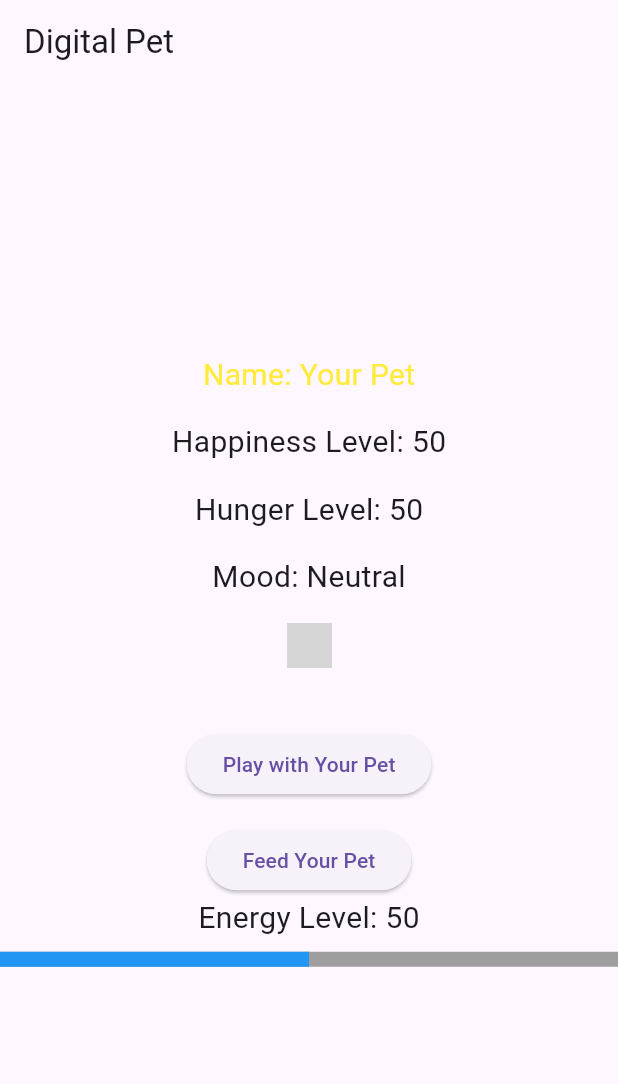
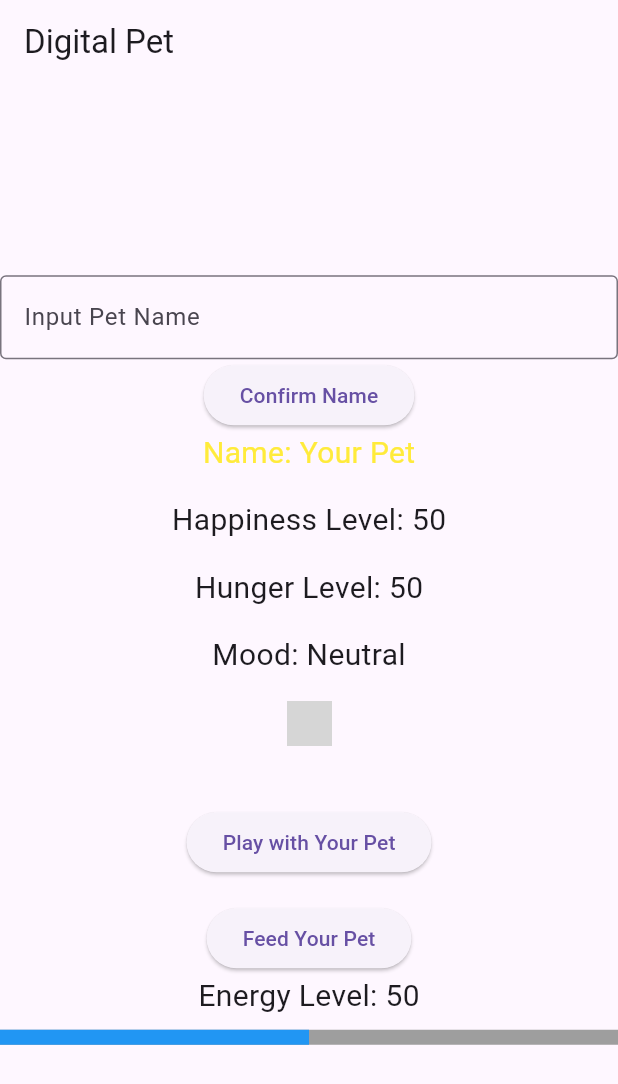
Before and after one commit to Evelyyn-14/class_act05, a Flutter app: the screen it shows after launch, on a phone screen of 412 x 824 dp. Shown: the top 1084 px of the screen. Run offline on Flutter 3.47's test engine with Material 3 defaults, Android fonts, the light colour scheme and no system bars; network calls fail; grey boxes are pictures that could not be loaded.

Commit message:
Added custom name feature

```diff
--- a/lib/main.dart
+++ b/lib/main.dart
@@ -1,6 +1,7 @@
 import 'dart:math';
 
 import 'package:flutter/material.dart';
+TextEditingController text1 = TextEditingController();
 
 void main() {
   runApp(MaterialApp(
@@ -99,6 +100,12 @@ class _DigitalPetAppState extends State<DigitalPetApp> {
     }
   }
 
+  void _setName() {
+    setState(() {
+      petName = text1.text;
+    });
+  }
+
   //Increase energy level slightly when feeding the pet
   /*void _increaseEnergy(){
     setState(() {
@@ -130,6 +137,18 @@ class _DigitalPetAppState extends State<DigitalPetApp> {
         child: Column(
           mainAxisAlignment: MainAxisAlignment.center,
           children: <Widget>[
+            TextField(
+              obscureText: false,
+              decoration: const InputDecoration(
+                border: OutlineInputBorder(),
+                labelText: 'Input Pet Name',
+              ),
+              controller: text1,
+            ),
+            ElevatedButton(
+              onPressed: _setName,
+              child: Text("Confirm Name")
+            ),
             Text(
               'Name: $petName',
               style: TextStyle(fontSize: 20.0, color: petColor),
```
